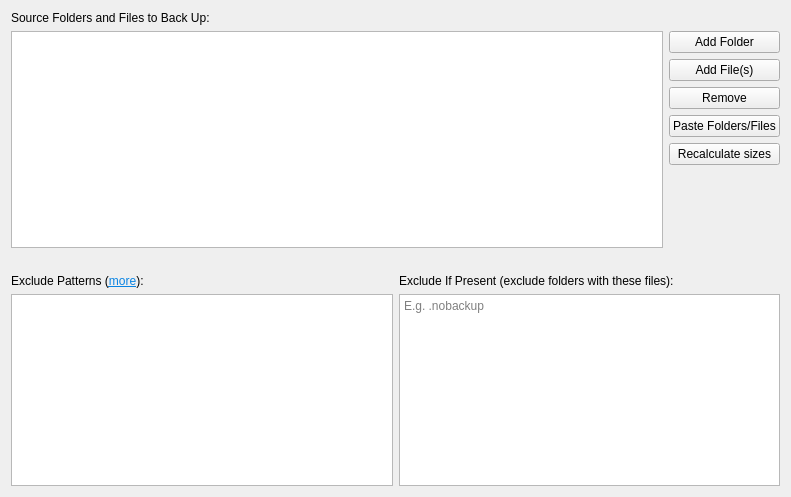
Above: src/vorta/assets/UI/sourcetab.ui from borgbase/vorta before the change. Below: the same form after it.
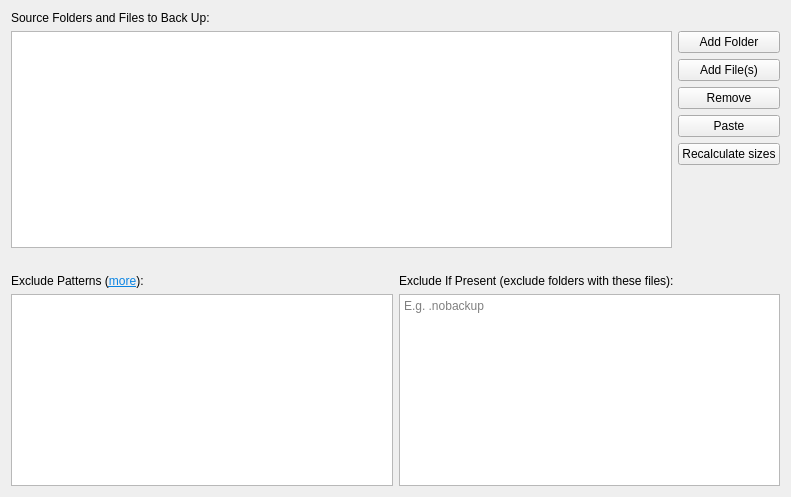
That is the form after the change.

```diff
--- a/src/vorta/assets/UI/sourcetab.ui
+++ b/src/vorta/assets/UI/sourcetab.ui
@@ -115,7 +115,7 @@
           <string>Paste one folder or file per line</string>
          </property>
          <property name="text">
-          <string>Paste Folders/Files</string>
+          <string>Paste</string>
          </property>
         </widget>
        </item>
```
Left out of the diff: 2 changed lines with no effect on the pictures.
